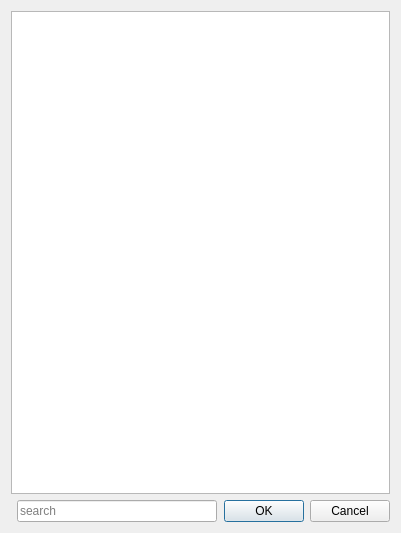
Qt form choosedialog.ui (dolphinoracle/mx-locale) before a commit.
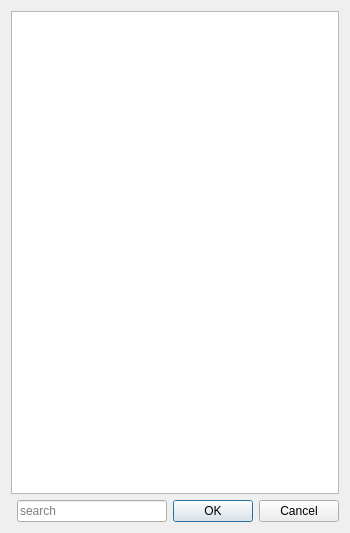
The same form after that commit.

Commit message: Build local list form file

Patch:
```diff
--- a/choosedialog.ui
+++ b/choosedialog.ui
@@ -6,7 +6,7 @@
    <rect>
     <x>0</x>
     <y>0</y>
-    <width>401</width>
+    <width>346</width>
     <height>533</height>
    </rect>
   </property>
@@ -37,7 +37,7 @@
      </property>
      <property name="minimumSize">
       <size>
-       <width>200</width>
+       <width>150</width>
        <height>0</height>
       </size>
      </property>
```
The commit also changes 7 other files.
